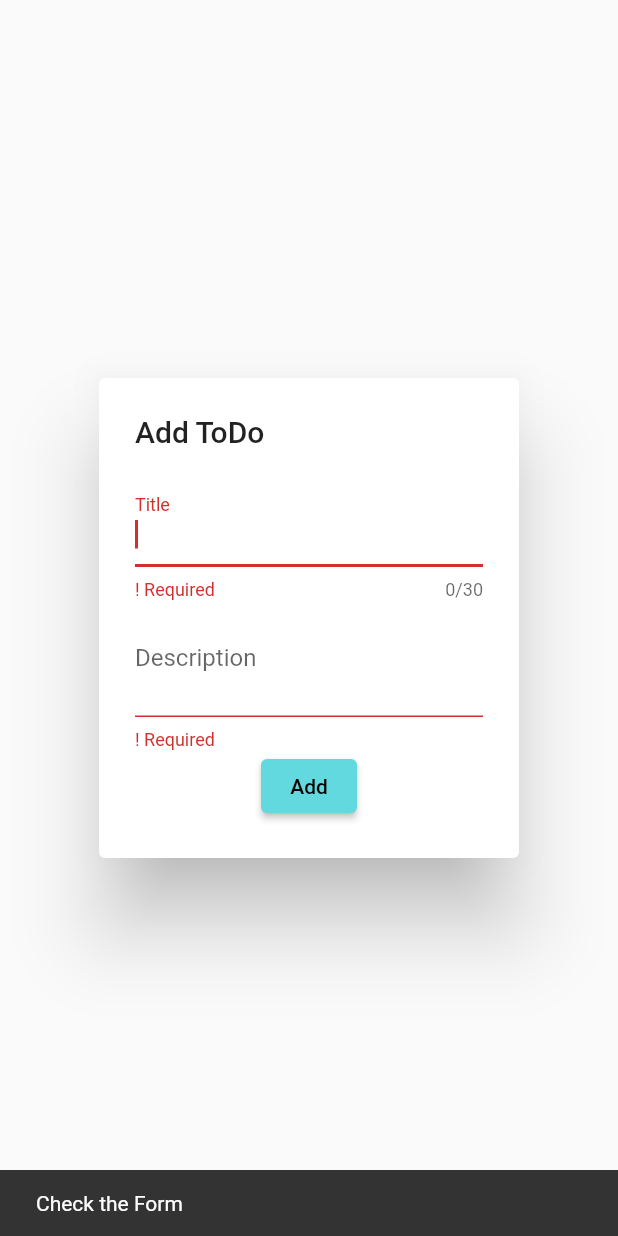
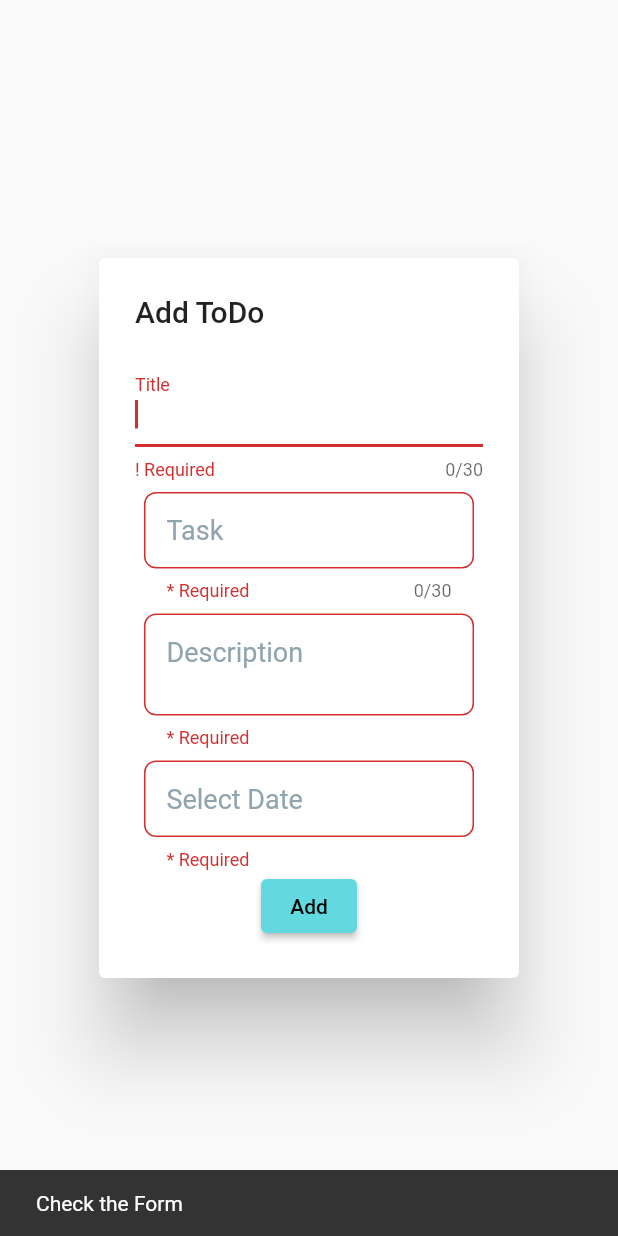
Before and after one commit to abishekcse7806/todo_app, a Flutter app: the AddAlert widget shown alone on an empty page, opened directly, after a tap on "Add", on a phone screen of 412 x 824 dp. Run offline on Flutter 3.47's test engine with Material 2 defaults, Android fonts, the phone set to English and light mode, and no system bars; our stand-ins replace font_awesome_flutter; network calls fail.

```diff
--- a/lib/constants/strings.dart
+++ b/lib/constants/strings.dart
@@ -2,3 +2,6 @@ const kTextToDoApp = 'ToDoApp';
 const kTextTodo = 'Todo';
 const kTextCompleted = 'Completed';
 const kTextCheckTheForm = 'Check the Form';
+const kTextSelectDate = 'Select Date';
+const kTextDescription = 'Description';
+const kTextTask = 'Task';
--- /dev/null
+++ b/lib/constants/utilities.dart
@@ -0,0 +1,5 @@
+enum ValidationType {
+  emptiness,
+
+  dateTime,
+}
--- /dev/null
+++ b/lib/custom_widget/custom_formfield.dart
@@ -0,0 +1,130 @@
+import 'package:flutter/material.dart';
+import 'package:todo_app/constants/colors.dart';
+import 'package:todo_app/constants/themes.dart';
+import 'package:todo_app/constants/utilities.dart';
+
+class CustomFormField extends StatefulWidget {
+  const CustomFormField({
+    Key? key,
+    this.autoFocused,
+    this.isSecret,
+    this.readOnly,
+    required this.hintText,
+    this.maxLength,
+    this.maxLines,
+    this.validation,
+    this.inputType,
+    this.inputAction,
+    this.myFocus,
+    this.nextFocus,
+    this.onTapped,
+    this.onChanged,
+    this.onSubmitted,
+    this.onSave,
+    this.fieldControl,
+    this.autoValidateMode,
+  }) : super(key: key);
+
+  final bool? autoFocused;
+  final bool? isSecret;
+  final bool? readOnly;
+  final String hintText;
+  final int? maxLength;
+  final int? maxLines;
+  final ValidationType? validation;
+  final TextInputType? inputType;
+  final TextInputAction? inputAction;
+  final FocusNode? myFocus;
+  final FocusNode? nextFocus;
+  final Function? onTapped;
+  final Function? onChanged;
+  final Function? onSave;
+  final Function? onSubmitted;
+  final TextEditingController? fieldControl;
+  final AutovalidateMode? autoValidateMode;
+
+  @override
+  State<CustomFormField> createState() => _CustomFormFieldState();
+}
+
+class _CustomFormFieldState extends State<CustomFormField> {
+  late bool obscureNow = true;
+
+  @override
+  Widget build(BuildContext context) {
+    return Padding(
+      padding: kFormFieldPadding,
+      child: TextFormField(
+          autofocus: widget.autoFocused ?? false,
+          focusNode: widget.myFocus,
+          controller: widget.fieldControl,
+          cursorHeight: 25.0,
+          cursorColor: kprimaryColor,
+          obscureText:
+              widget.isSecret != null && widget.isSecret == true && obscureNow,
+          obscuringCharacter: '*',
+          textCapitalization: TextCapitalization.sentences,
+          maxLength: widget.maxLength,
+          maxLines: widget.maxLines ?? 1,
+          keyboardType: widget.inputType,
+          textInputAction: widget.inputAction,
+          decoration: InputDecoration(
+            hintText: widget.hintText,
+            hintStyle: kFieldHintStyle,
+            contentPadding:
+                const EdgeInsets.symmetric(vertical: 15, horizontal: 15),
+            border: kInputBorder,
+            focusedBorder: kFocusedInputBorder,
+            suffixIcon: widget.isSecret != null && widget.isSecret == true
+                ? IconButton(
+                    icon: Icon(obscureNow ? Icons.lock : Icons.lock_open),
+                    color: kEnabledColor,
+                    onPressed: () {
+                      setState(() {
+                        obscureNow = !obscureNow;
+                      });
+                    },
+                  )
+                : const SizedBox(),
+          ),
+          textAlignVertical: TextAlignVertical.center,
+          readOnly: widget.readOnly ?? false,
+          style: kFieldTextStyle,
+          autovalidateMode:
+              widget.autoValidateMode ?? AutovalidateMode.onUserInteraction,
+          validator: (value) {
+            switch (widget.validation) {
+              case ValidationType.emptiness:
+                {
+                  if (value == null || value.isEmpty) {
+                    return '* Required';
+                  }
+                  return null;
+                }
+
+              case ValidationType.dateTime:
+                {
+                  if (value == null || value.isEmpty) {
+                    return '* Required';
+                  }
+                  return null;
+                }
+
+              default:
+                {
+                  return null;
+                }
+            }
+          },
+          onTap: () => widget.onTapped == null ? {} : widget.onTapped!(),
+          onSaved: (value) =>
+              widget.onSave == null ? {} : widget.onSave!(value),
+          onChanged: (data) =>
+              widget.onChanged == null ? {} : widget.onChanged!(data),
+          onFieldSubmitted: (value) {
+            FocusScope.of(context).requestFocus(widget.nextFocus);
+            widget.onSubmitted == null ? {} : widget.onSubmitted!(value);
+          }),
+    );
+  }
+}
--- a/lib/view/widgets/add_alert.dart
+++ b/lib/view/widgets/add_alert.dart
@@ -1,12 +1,23 @@
 import 'package:flutter/material.dart';
 import 'package:todo_app/constants/strings.dart';
+import 'package:todo_app/constants/utilities.dart';
+import 'package:todo_app/custom_widget/custom_formfield.dart';
 
 import '../../service/todo_service.dart';
 
-class AddAlert extends StatelessWidget {
+class AddAlert extends StatefulWidget {
   const AddAlert({Key? key, required this.refresh}) : super(key: key);
 
   final Function refresh;
+
+  @override
+  State<AddAlert> createState() => _AddAlertState();
+}
+
+class _AddAlertState extends State<AddAlert> {
+  late DateTime _selectedDate = DateTime.now();
+
+  final TextEditingController _dateControl = TextEditingController();
 
   @override
   Widget build(BuildContext context) {
@@ -35,18 +46,42 @@ class AddAlert extends StatelessWidget {
                 return '! Required';
               },
             ),
-            TextFormField(
-              autofocus: true,
-              decoration: const InputDecoration(label: Text('Description')),
+            CustomFormField(
+              hintText: kTextTask,
+              maxLength: 30,
+              onSave: (input) {
+                title = input!;
+              },
+              validation: ValidationType.emptiness,
+            ),
+            CustomFormField(
+              hintText: kTextDescription,
+              autoFocused: true,
               maxLines: 2,
-              onSaved: (input) {
+              onSave: (input) {
                 description = input!;
               },
-              validator: (input) {
-                if (input != null && input.isNotEmpty) {
-                  return null;
+              validation: ValidationType.emptiness,
+            ),
+            CustomFormField(
+              hintText: kTextSelectDate,
+              readOnly: true,
+              validation: ValidationType.emptiness,
+              onTapped: () async {
+                DateTime? pickedDate = await showDatePicker(
+                  context: context,
+                  initialDate: _selectedDate,
+                  firstDate: DateTime.now(),
+                  lastDate: DateTime(2050, 12),
+                );
+
+                if (pickedDate != null && pickedDate != _selectedDate) {
+                  setState(() {
+                    _selectedDate = pickedDate;
+                    _dateControl.text =
+                        '${_selectedDate.toLocal()}'.split(' ')[0];
+                  });
                 }
-                return '! Required';
               },
             ),
             ElevatedButton(
@@ -62,7 +97,7 @@ class AddAlert extends StatelessWidget {
                   TodoService().showCustomSnackBar(context);
 
                   if (added) {
-                    refresh();
+                    widget.refresh();
                     Navigator.pop(context);
                   }
                 } else {
@@ -73,7 +108,7 @@ class AddAlert extends StatelessWidget {
                   );
                 }
               },
-            )
+            ),
           ],
         ),
       ),
```
Also changed, not shown: lib/constants/themes.dart (+131 -0 lines).
